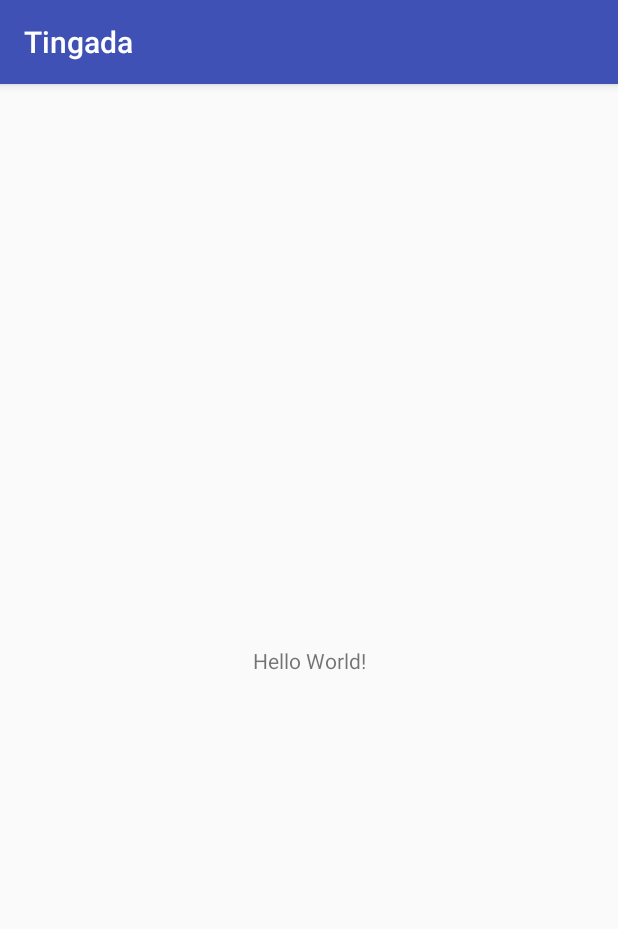
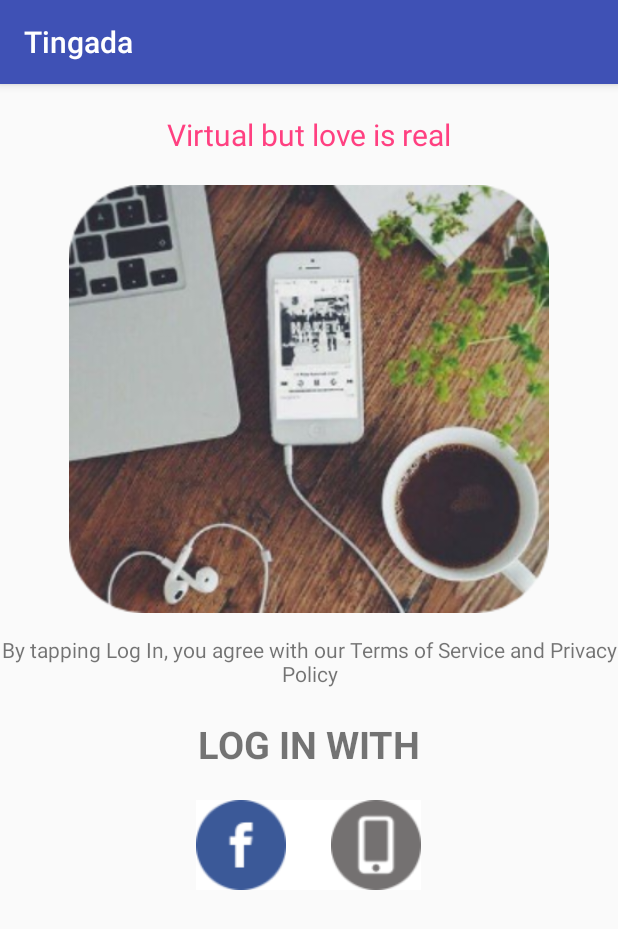
Before and after one commit to thtrung09031993/Tingada, an Android app: the screen it shows after launch (MainActivity), on a phone screen of 412 x 824 dp. Shown: the top 929 px of the screen. Run offline under Robolectric (Android 15) with nearby library versions, the phone set to English and light mode, and no system bars.

Commit message:
splash, login page

```diff
--- a/app/src/main/AndroidManifest.xml
+++ b/app/src/main/AndroidManifest.xml
@@ -16,6 +16,16 @@
                 <category android:name="android.intent.category.LAUNCHER" />
             </intent-filter>
         </activity>
+        <activity
+            android:name=".SplashActivity"
+            android:theme="@style/SplashTheme">
+            <intent-filter>
+                <action android:name="android.intent.action.MAIN" />
+
+                <category android:name="android.intent.category.LAUNCHER" />
+            </intent-filter>
+        </activity>
+        <activity android:name=".SliderImgLoginActivity"></activity>
     </application>
 
 </manifest>
--- a/app/src/main/java/hci201/tingada/MainActivity.java
+++ b/app/src/main/java/hci201/tingada/MainActivity.java
@@ -1,13 +1,24 @@
 package hci201.tingada;
 
+import android.support.v4.view.ViewPager;
 import android.support.v7.app.AppCompatActivity;
 import android.os.Bundle;
+import android.view.View;
+import android.widget.TextView;
 
 public class MainActivity extends AppCompatActivity {
+    ViewPager viewPager;
+    private TextView txtTitle;
+
 
     @Override
     protected void onCreate(Bundle savedInstanceState) {
         super.onCreate(savedInstanceState);
         setContentView(R.layout.activity_main);
+
+        viewPager = (ViewPager) findViewById(R.id.sliderImg);
+        SliderImgLoginActivity sliderImgLoginActivity = new SliderImgLoginActivity(this);
+        viewPager.setAdapter(sliderImgLoginActivity);
     }
+
 }
--- /dev/null
+++ b/app/src/main/java/hci201/tingada/SliderImgLoginActivity.java
@@ -0,0 +1,52 @@
+package hci201.tingada;
+
+import android.content.Context;
+import android.support.annotation.NonNull;
+import android.support.v4.view.PagerAdapter;
+import android.support.v4.view.ViewPager;
+import android.view.LayoutInflater;
+import android.view.View;
+import android.view.ViewGroup;
+import android.widget.ImageView;
+
+public class SliderImgLoginActivity extends PagerAdapter {
+    private Context context;
+    private LayoutInflater layoutInflater;
+    private Integer[] images = {R.drawable.img1, R.drawable.img2, R.drawable.img3, R.drawable.img4};
+
+    public SliderImgLoginActivity(Context context) {
+        this.context = context;
+    }
+
+    @Override
+    public int getCount() {
+        return images.length;
+    }
+
+    @Override
+    public boolean isViewFromObject(@NonNull View view, @NonNull Object object) {
+        return view == object;
+    }
+
+    @NonNull
+    @Override
+    public Object instantiateItem(@NonNull ViewGroup container, int position) {
+        layoutInflater = (LayoutInflater) context.getSystemService(Context.LAYOUT_INFLATER_SERVICE);
+        View view = layoutInflater.inflate(R.layout.activity_slider_img_login, null);
+
+        ImageView imageView = (ImageView) view.findViewById(R.id.imageView);
+        imageView.setImageResource(images[position]);
+        ViewPager viewPager = (ViewPager) container;
+        viewPager.addView(view, 0);
+        return view;
+    }
+
+    @Override
+    public void destroyItem(@NonNull ViewGroup container, int position, @NonNull Object object) {
+        ViewPager viewPager = (ViewPager) container;
+        View view = (View) object;
+        viewPager.removeView(view);
+    }
+
+
+}
--- /dev/null
+++ b/app/src/main/java/hci201/tingada/SplashActivity.java
@@ -0,0 +1,16 @@
+package hci201.tingada;
+
+import android.content.Intent;
+import android.support.v7.app.AppCompatActivity;
+import android.os.Bundle;
+
+public class SplashActivity extends AppCompatActivity {
+
+    @Override
+    protected void onCreate(Bundle savedInstanceState) {
+        super.onCreate(savedInstanceState);
+        Intent intent = new Intent(this, MainActivity.class);
+        startActivity(intent);
+        finish();
+    }
+}
--- /dev/null
+++ b/app/src/main/res/drawable/background.xml
@@ -0,0 +1,18 @@
+<?xml version="1.0" encoding="utf-8"?>
+<layer-list xmlns:android="http://schemas.android.com/apk/res/android">
+    <item>
+        <shape>
+            <gradient
+                android:startColor="#0093E9"
+                android:endColor="#80D0C7"
+                android:angle="135"/>
+        </shape>
+    </item>
+    <item>
+        <bitmap
+            android:gravity="center"
+            android:src="@drawable/logo" />
+    </item>
+
+
+</layer-list>
--- a/app/src/main/res/layout/activity_main.xml
+++ b/app/src/main/res/layout/activity_main.xml
@@ -1,18 +1,65 @@
 <?xml version="1.0" encoding="utf-8"?>
-<android.support.constraint.ConstraintLayout xmlns:android="http://schemas.android.com/apk/res/android"
+<LinearLayout xmlns:android="http://schemas.android.com/apk/res/android"
     xmlns:app="http://schemas.android.com/apk/res-auto"
     xmlns:tools="http://schemas.android.com/tools"
     android:layout_width="match_parent"
     android:layout_height="match_parent"
+    android:orientation="vertical"
     tools:context=".MainActivity">
 
     <TextView
-        android:layout_width="wrap_content"
+        android:layout_marginTop="20dp"
+        android:layout_marginBottom="20dp"
+        android:layout_width="match_parent"
         android:layout_height="wrap_content"
-        android:text="Hello World!"
-        app:layout_constraintBottom_toBottomOf="parent"
-        app:layout_constraintLeft_toLeftOf="parent"
-        app:layout_constraintRight_toRightOf="parent"
-        app:layout_constraintTop_toTopOf="parent" />
+        android:gravity="center"
+        android:text="Virtual but love is real"
+        android:textColor="@color/colorAccent"
+        android:id="@+id/txtTitle"
+        android:textSize="20dp" />
 
-</android.support.constraint.ConstraintLayout>
+
+    <android.support.v4.view.ViewPager
+        android:id="@+id/sliderImg"
+        android:layout_width="320dp"
+        android:layout_height="300dp"
+        android:layout_gravity="center" />
+
+
+    <TextView
+        android:layout_marginBottom="20dp"
+        android:layout_width="match_parent"
+        android:layout_height="wrap_content"
+        android:gravity="center"
+        android:text="By tapping Log In, you agree with our Terms of Service and Privacy Policy" />
+
+    <TextView
+        android:layout_marginBottom="20dp"
+        android:layout_width="match_parent"
+        android:layout_height="wrap_content"
+        android:gravity="center"
+        android:text="LOG IN WITH"
+        android:textSize="25dp"
+        android:textStyle="bold" />
+
+    <LinearLayout
+        android:layout_width="match_parent"
+        android:layout_height="wrap_content"
+        android:gravity="center"
+        android:orientation="horizontal">
+
+        <ImageButton
+            android:layout_width="wrap_content"
+            android:layout_height="wrap_content"
+            android:background="@android:color/white"
+            android:src="@drawable/facebook" />
+
+        <ImageButton
+            android:layout_width="wrap_content"
+            android:layout_height="wrap_content"
+            android:background="@android:color/white"
+            android:paddingLeft="30dp"
+            android:src="@drawable/smartphone2" />
+    </LinearLayout>
+
+</LinearLayout>
--- /dev/null
+++ b/app/src/main/res/layout/activity_slider_img_login.xml
@@ -0,0 +1,17 @@
+<?xml version="1.0" encoding="utf-8"?>
+<LinearLayout xmlns:android="http://schemas.android.com/apk/res/android"
+    xmlns:app="http://schemas.android.com/apk/res-auto"
+    xmlns:tools="http://schemas.android.com/tools"
+    android:layout_width="match_parent"
+    android:layout_height="match_parent"
+    android:orientation="vertical"
+    tools:context=".SliderImgLoginActivity">
+
+    <ImageView
+        android:id="@+id/imageView"
+        android:layout_width="match_parent"
+        android:layout_height="wrap_content"
+        android:adjustViewBounds="true"
+        android:scaleType="fitXY"
+        app:srcCompat="@mipmap/ic_launcher" />
+</LinearLayout>
--- a/app/src/main/res/values/styles.xml
+++ b/app/src/main/res/values/styles.xml
@@ -8,4 +8,9 @@
         <item name="colorAccent">@color/colorAccent</item>
     </style>
 
+
+    <style name="SplashTheme" parent="Theme.AppCompat.NoActionBar">
+        <item name="android:windowBackground">@drawable/background</item>
+
+    </style>
 </resources>
```
Also changed, not shown: app/src/main/res/drawable/facebook.png (added), app/src/main/res/drawable/img1.png (added), app/src/main/res/drawable/img2.png (added), app/src/main/res/drawable/img3.png (added), app/src/main/res/drawable/img4.png (added), app/src/main/res/drawable/logo.png (added), app/src/main/res/drawable/smartphone2.png (added).
